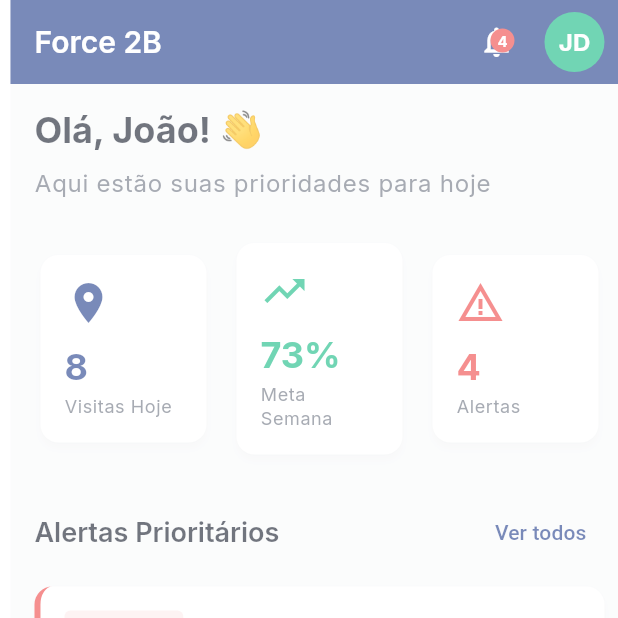
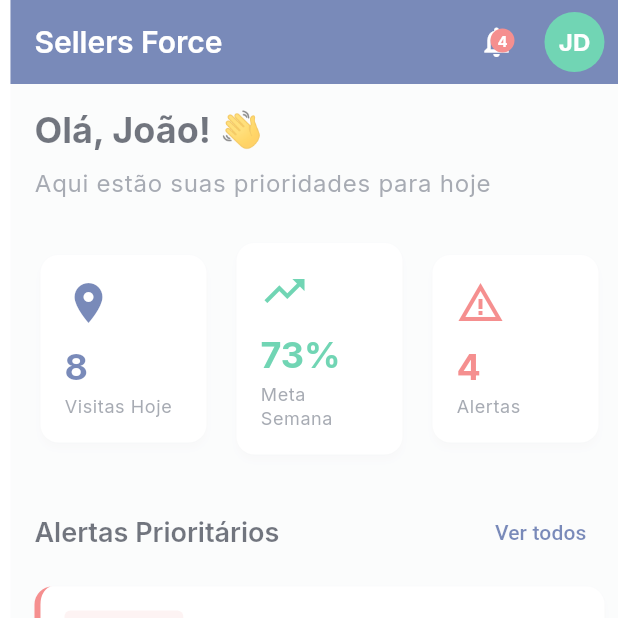
Before and after one commit to razzachan/force-2b-demo, a Flutter app: the screen it shows after launch, after a tap on "Entrar", on a phone screen of 412 x 824 dp, the top half of it. Run offline on Flutter 3.47's test engine with Material 3 defaults, Android fonts, the light colour scheme and no system bars; our stand-ins replace fl_chart, google_fonts.

Commit message:
Rebrand: Force 2B  Sellers Force

```diff
--- a/lib/main.dart
+++ b/lib/main.dart
@@ -12,7 +12,7 @@ class MyApp extends StatelessWidget {
   @override
   Widget build(BuildContext context) {
     return MaterialApp(
-      title: 'Force 2B - MVP Demo',
+      title: 'Sellers Force - MVP Demo',
       debugShowCheckedModeBanner: false,
       theme: AppTheme.theme,
       home: const LoginScreen(),
--- a/lib/screens/home_screen.dart
+++ b/lib/screens/home_screen.dart
@@ -23,7 +23,7 @@ class _HomeScreenState extends State<HomeScreen> {
   Widget build(BuildContext context) {
     return Scaffold(
       appBar: AppBar(
-        title: const Text('Force 2B'),
+        title: const Text('Sellers Force'),
         actions: [
           IconButton(
             icon: Stack(
--- a/lib/screens/login_screen.dart
+++ b/lib/screens/login_screen.dart
@@ -121,7 +121,7 @@ class _LoginScreenState extends State<LoginScreen> with SingleTickerProviderStat
 
                       // Título
                       Text(
-                        'Force 2B',
+                        'Sellers Force',
                         style: Theme.of(context).textTheme.displayMedium,
                       ),
                       const SizedBox(height: 8),
```
Also changed, not shown: 7 other files.
